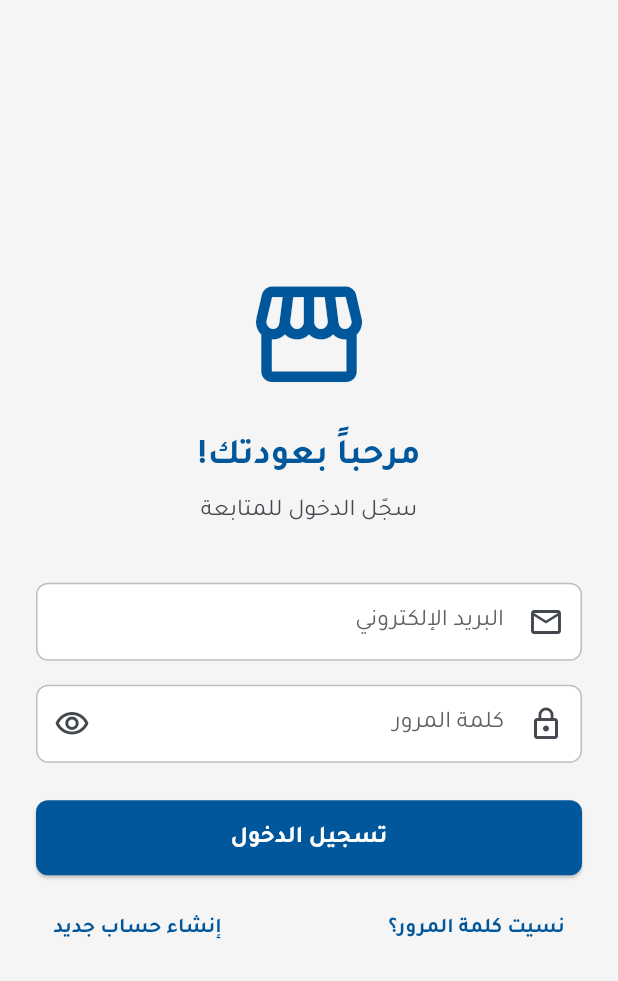
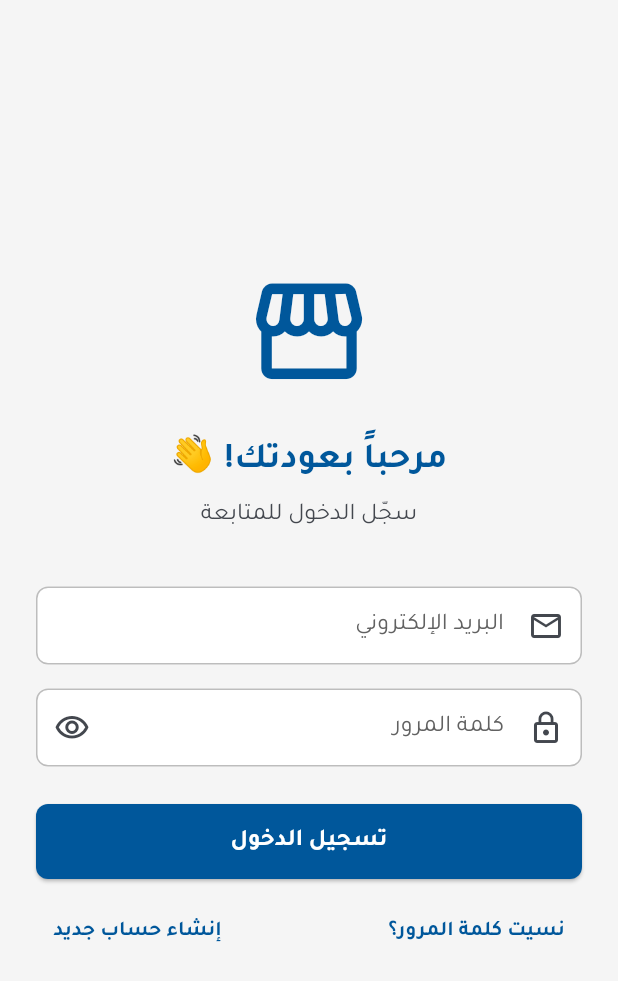
Before and after one commit to Jawhatsapp/customer-supplier-manager, a Flutter app: the LoginScreen screen opened by its route, on a phone screen of 412 x 824 dp. Shown: the top 981 px of the screen. Run offline on Flutter 3.47's test engine with Material 3 defaults, Android fonts, the phone set to English and light mode, and no system bars; our stand-ins replace badges, csv, flutter_dotenv, flutter_svg, image_picker, pdf and 6 more; accounts and stored records are empty.

```diff
--- a/mobile_app/lib/presentation/auth/login_screen.dart
+++ b/mobile_app/lib/presentation/auth/login_screen.dart
@@ -238,7 +238,7 @@ class _LoginScreenState extends State<LoginScreen> {
                 children: [
                   Icon( Icons.storefront_outlined, size: 85, color: theme.colorScheme.primary),
                   const SizedBox(height: 24),
-                  Text('مرحباً بعودتك!', textAlign: TextAlign.center, style: theme.textTheme.headlineSmall?.copyWith(color: theme.colorScheme.primary, fontWeight: FontWeight.bold)),
+                  Text('مرحباً بعودتك! 👋', textAlign: TextAlign.center, style: theme.textTheme.headlineSmall?.copyWith(color: theme.colorScheme.primary, fontWeight: FontWeight.bold)),
                   const SizedBox(height: 8),
                   Text('سجّل الدخول للمتابعة', textAlign: TextAlign.center, style: theme.textTheme.titleMedium?.copyWith(color: theme.colorScheme.onSurfaceVariant)),
                   const SizedBox(height: 35),
```
